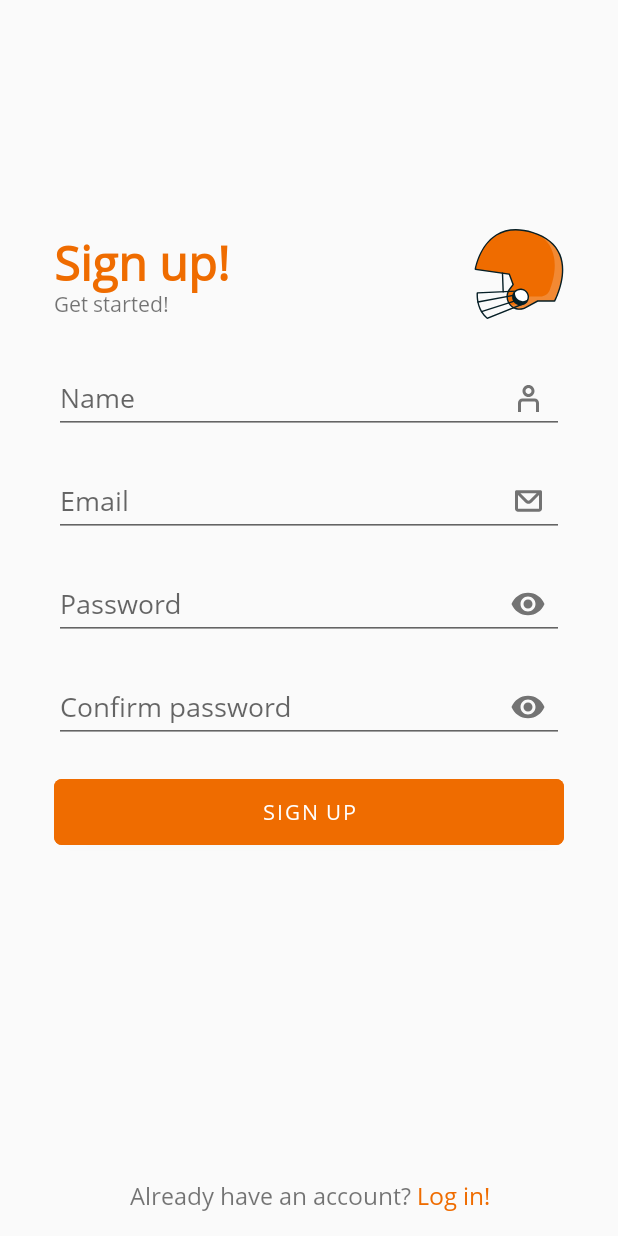
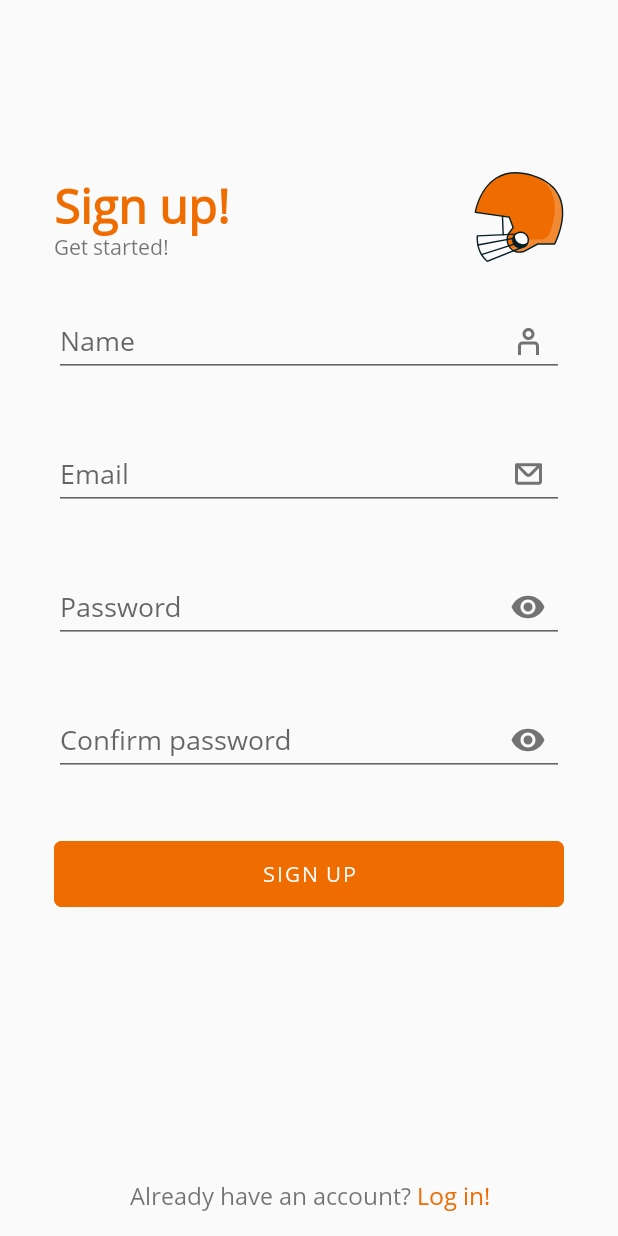
Before and after one commit to adil1508/draftt, an Android app: the SignupFragment screen opened through its navigation route, on a phone screen of 412 x 824 dp. Run offline under Robolectric (Android 15) with nearby library versions, the phone set to English and light mode, and no system bars; our stand-ins replace Dagger/Hilt's generated code, Firebase (no records; nobody signed in at launch, a user with empty details on screens opened directly), Timber, data binding; 5 statements that could not run were skipped.

Commit message:
enabled errors on signup

```diff
--- a/app/src/main/res/layout/fragment_signup.xml
+++ b/app/src/main/res/layout/fragment_signup.xml
@@ -24,7 +24,7 @@
                 app:layout_constraintEnd_toEndOf="parent"
                 app:layout_constraintStart_toStartOf="parent"
                 app:layout_constraintTop_toTopOf="parent"
-                app:layout_constraintVertical_bias="0.2">
+                app:layout_constraintVertical_bias="0.15">
 
                 <TextView
                     android:id="@+id/login_textview"
@@ -62,6 +62,7 @@
                 android:layout_height="wrap_content"
                 android:hint="@string/signup_name"
                 app:endIconCheckable="true"
+                app:errorEnabled="true"
                 app:endIconDrawable="@drawable/user_icon"
                 app:endIconMode="custom"
                 app:layout_constraintBottom_toBottomOf="parent"
@@ -81,6 +82,7 @@
                 android:hint="@string/email_hint"
                 app:endIconCheckable="true"
                 app:endIconDrawable="@drawable/email_icon"
+                app:errorEnabled="true"
                 app:endIconMode="custom"
                 app:layout_constraintBottom_toBottomOf="parent"
                 app:layout_constraintEnd_toEndOf="parent"
@@ -96,6 +98,7 @@
             <com.google.android.material.textfield.TextInputLayout
                 android:id="@+id/password_input_layout"
                 style="@style/signup_password_edittext"
+                app:errorEnabled="true"
                 android:layout_width="match_parent"
                 android:layout_height="wrap_content"
                 android:hint="@string/password_hint"
@@ -119,6 +122,7 @@
                 android:layout_height="wrap_content"
                 android:hint="@string/confirm_password_text"
                 app:endIconMode="password_toggle"
+                app:errorEnabled="true"
                 app:layout_constraintBottom_toBottomOf="parent"
                 app:layout_constraintEnd_toEndOf="parent"
                 app:layout_constraintStart_toStartOf="parent"
```
